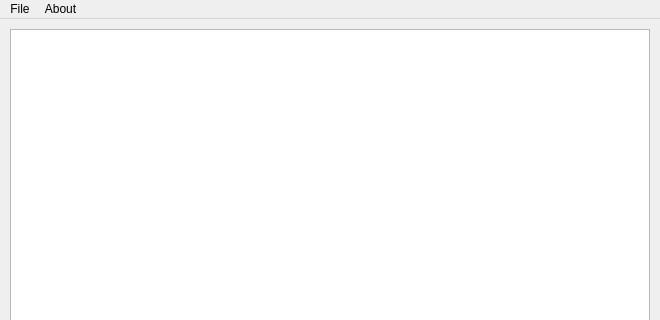
This is cmd/qtrepl/MayaQt/replmainwindow.ui in DrItanium/maya as Qt 5 draws it before an edit; both pictures show x 0 to 660 and y 0 to 320 of the 660 by 720 pixel window. The edited form follows.
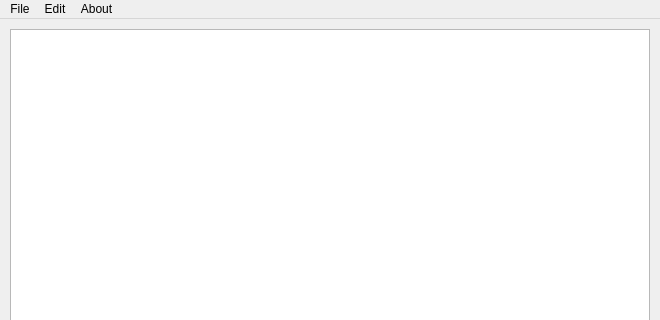
This is the edited form.

Commit message:
Added saving a copy of the log to disk
Added clear console command as well

```diff
--- a/cmd/qtrepl/MayaQt/replmainwindow.ui
+++ b/cmd/qtrepl/MayaQt/replmainwindow.ui
@@ -72,7 +72,14 @@
     </property>
     <addaction name="actionAbout"/>
    </widget>
+   <widget class="QMenu" name="menuEdit">
+    <property name="title">
+     <string>Edit</string>
+    </property>
+    <addaction name="actionClear_Console"/>
+   </widget>
    <addaction name="menumaya"/>
+   <addaction name="menuEdit"/>
    <addaction name="menuAbout"/>
   </widget>
   <widget class="QStatusBar" name="statusbar"/>
```
Left out of the diff: 12 changed lines with no effect on the pictures. The commit also changes 2 other files.
